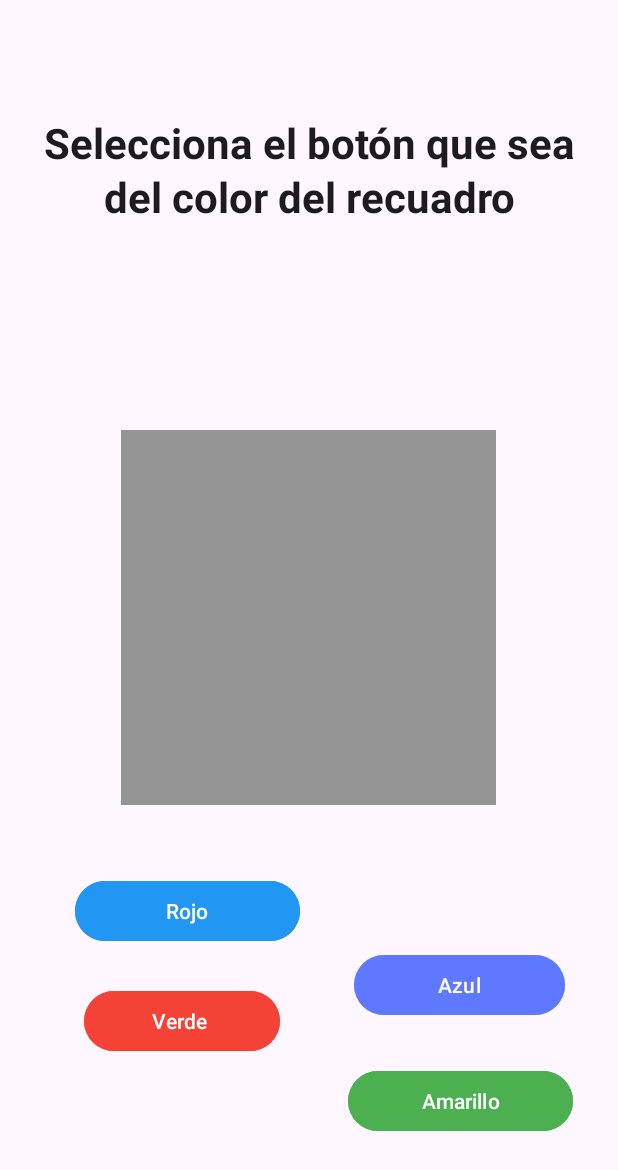
After one commit to Ange228/ExamenParcial_DispMoviles, an Android app: the fragment GameFragment placed in its activity, on a phone screen of 412 x 824 dp. The commit adds this screen. Shown: the top 1170 px of the screen. Run offline under Robolectric (Android 15) with nearby library versions, the phone set to English and light mode, and no system bars.

Commit message:
agregando funcionalidad de gameframe

```diff
--- a/app/build.gradle.kts
+++ b/app/build.gradle.kts
@@ -42,6 +42,8 @@ dependencies {
     implementation(libs.material)
     implementation(libs.androidx.activity)
     implementation(libs.androidx.constraintlayout)
+    implementation(libs.androidx.navigation.fragment.ktx)
+    implementation(libs.androidx.navigation.ui.ktx)
     testImplementation(libs.junit)
     androidTestImplementation(libs.androidx.junit)
     androidTestImplementation(libs.androidx.espresso.core)
--- /dev/null
+++ b/app/src/main/java/com/example/juego_colores/GameFragment.kt
@@ -0,0 +1,40 @@
+package com.example.juego_colores
+
+import androidx.fragment.app.Fragment
+import android.os.Bundle
+import android.view.LayoutInflater
+import android.view.View
+import android.view.ViewGroup
+import com.google.android.material.button.MaterialButton
+import kotlin.random.Random
+import android.graphics.Color
+import kotlin.random.nextInt
+
+class GameFragment : Fragment() {
+    private lateinit var generatedColorView: View
+    private lateinit var generatedColorBtn: MaterialButton
+
+    override fun onCreateView(
+        inflater: LayoutInflater, container: ViewGroup?,
+        savedInstanceState: Bundle?
+    ): View? {
+        val view = inflater.inflate(R.layout.fragment_game, container, false)
+
+        generatedColorView = view.findViewById(R.id.generatedColorView)
+        generatedColorBtn = view.findViewById(R.id.generatedColorBtn)
+
+        generatedColorBtn.setOnClickListener {
+            generateRandomColor()
+
+        }
+        return view
+    }
+
+    private fun generateRandomColor(){
+        val color = Color.rgb(Random.nextInt(256), Random.nextInt(256), Random.nextInt(256))
+
+        generatedColorView.setBackgroundColor(color)
+
+    }
+
+}
--- a/app/src/main/java/com/example/juego_colores/MainActivity.kt
+++ b/app/src/main/java/com/example/juego_colores/MainActivity.kt
@@ -5,6 +5,7 @@ import android.view.View
 import android.view.animation.Animation
 import android.view.animation.AnimationUtils
 import androidx.appcompat.app.AppCompatActivity
+import androidx.fragment.app.commit
 import com.google.android.material.dialog.MaterialAlertDialogBuilder
 
 class MainActivity : AppCompatActivity() {
@@ -32,16 +33,32 @@ class MainActivity : AppCompatActivity() {
             val interpolator = MyBounceInterpolator(0.2, 20.0)
             myAnim.interpolator = interpolator
 
-            btnIniciar.startAnimation(myAnim)
+
+            myAnim.setAnimationListener(object : Animation.AnimationListener {
+                override fun onAnimationStart(animation: android.view.animation.Animation?) {}
+
+                override fun onAnimationEnd(animation: android.view.animation.Animation?) {
+                    // Aquí reemplazamos el fragment después de la animación
+                    dialog.dismiss()
+                    supportFragmentManager.commit {
+                        replace(R.id.fragment_container, GameFragment())
                     }
                 }
 
-    fun clicked(view: View){
+                override fun onAnimationRepeat(animation: android.view.animation.Animation?) {}
+            })
+
+            btnIniciar.startAnimation(myAnim)
+
+            }
+        }
+
+        fun clicked(view: View) {
             val buttonclicked: Button = dialogView.findViewById(R.id.btn_Iniciar)
-        buttonclicked.text="clicked"
+            buttonclicked.text = "clicked"
             val myAnim: Animation = AnimationUtils.loadAnimation(this, R.anim.bounce)
 
-        val interpolator = MyBounceInterpolator(0.2,20.0)
+            val interpolator = MyBounceInterpolator(0.2, 20.0)
             myAnim.interpolator = interpolator
 
             buttonclicked.startAnimation(myAnim)
--- /dev/null
+++ b/app/src/main/res/layout/fragment_game.xml
@@ -0,0 +1,84 @@
+<?xml version="1.0" encoding="utf-8"?>
+<RelativeLayout xmlns:android="http://schemas.android.com/apk/res/android"
+    xmlns:app="http://schemas.android.com/apk/res-auto"
+    xmlns:tools="http://schemas.android.com/tools"
+    android:layout_width="match_parent"
+    android:layout_height="match_parent"
+    android:padding="10dp"
+    tools:context=".MainActivity">
+
+    <TextView
+        style="@style/TextAppearance.Material3.HeadlineMedium"
+        android:layout_width="401dp"
+        android:layout_height="186dp"
+        android:layout_marginTop="10dp"
+        android:gravity="center"
+        android:text="Selecciona el botón que sea del color del recuadro"
+        android:textStyle="bold"
+        app:layout_constraintEnd_toEndOf="parent"
+        app:layout_constraintStart_toStartOf="parent"
+        app:layout_constraintTop_toTopOf="parent" />
+
+    <View
+        android:id="@+id/generatedColorView"
+        android:layout_width="250dp"
+        android:layout_height="250dp"
+        android:layout_centerInParent="true"
+        android:background="#959595" />
+
+    <com.google.android.material.button.MaterialButton
+        android:id="@+id/generatedColorBtn"
+        android:layout_width="150dp"
+        android:layout_height="wrap_content"
+        android:layout_below="@+id/generatedColorView"
+        android:layout_alignEnd="@+id/btnAzul"
+        android:layout_alignParentStart="true"
+        android:layout_marginStart="46dp"
+        android:layout_marginTop="120dp"
+        android:layout_marginEnd="190dp"
+        android:backgroundTint="@color/rojo"
+        android:paddingLeft="20dp"
+        android:text="Verde" />
+
+    <com.google.android.material.button.MaterialButton
+        android:id="@+id/btnAzul"
+        android:layout_width="150dp"
+        android:layout_height="wrap_content"
+        android:layout_alignParentStart="true"
+        android:layout_alignParentEnd="true"
+        android:layout_alignParentBottom="true"
+        android:layout_marginStart="226dp"
+        android:layout_marginEnd="25dp"
+        android:layout_marginRight="40dp"
+        android:layout_marginBottom="133dp"
+        android:backgroundTint="@color/rosado"
+        android:text="Azul" />
+
+
+    <com.google.android.material.button.MaterialButton
+        android:id="@+id/btnRojo"
+        android:layout_width="150dp"
+        android:layout_height="wrap_content"
+        android:layout_alignTop="@id/btnRojo"
+        android:layout_alignBottom="@+id/generatedColorBtn"
+        android:layout_alignParentStart="true"
+        android:layout_marginStart="40dp"
+        android:layout_marginBottom="73dp"
+        android:backgroundTint="@color/azul"
+        android:text="Rojo" />
+
+    <com.google.android.material.button.MaterialButton
+        android:id="@+id/btnAmarillo"
+        android:layout_width="150dp"
+        android:layout_height="wrap_content"
+        android:layout_alignBottom="@+id/btnAzul"
+        android:layout_alignParentEnd="true"
+        android:layout_marginStart="191dp"
+        android:layout_marginTop="465dp"
+        android:layout_marginEnd="20dp"
+        android:layout_marginBottom="-77dp"
+        android:backgroundTint="@color/verde"
+        android:text="Amarillo" />
+
+
+</RelativeLayout>
--- /dev/null
+++ b/app/src/main/res/navigation/nav_graph.xml
@@ -0,0 +1,6 @@
+<?xml version="1.0" encoding="utf-8"?>
+<navigation xmlns:android="http://schemas.android.com/apk/res/android"
+    xmlns:app="http://schemas.android.com/apk/res-auto"
+    android:id="@+id/nav_graph">
+
+</navigation>
--- a/app/src/main/res/values/colors.xml
+++ b/app/src/main/res/values/colors.xml
@@ -3,4 +3,10 @@
     <color name="black">#FF000000</color>
     <color name="white">#FFFFFFFF</color>
     <color name="purple_500">#9C27B0</color>
+    <color name="verde">#4CAF50</color>
+    <color name="rojo">#F44336</color>
+    <color name="azul">#2196F3</color>
+    <color name="rosado">#B85170FF</color>
+
+
 </resources>
--- a/gradle/libs.versions.toml
+++ b/gradle/libs.versions.toml
@@ -9,6 +9,8 @@ appcompat = "1.7.1"
 material = "1.13.0"
 activity = "1.11.0"
 constraintlayout = "2.2.1"
+navigationFragmentKtx = "2.9.5"
+navigationUiKtx = "2.9.5"
 
 [libraries]
 androidx-core-ktx = { group = "androidx.core", name = "core-ktx", version.ref = "coreKtx" }
@@ -19,6 +21,8 @@ androidx-appcompat = { group = "androidx.appcompat", name = "appcompat", version
 material = { group = "com.google.android.material", name = "material", version.ref = "material" }
 androidx-activity = { group = "androidx.activity", name = "activity", version.ref = "activity" }
 androidx-constraintlayout = { group = "androidx.constraintlayout", name = "constraintlayout", version.ref = "constraintlayout" }
+androidx-navigation-fragment-ktx = { group = "androidx.navigation", name = "navigation-fragment-ktx", version.ref = "navigationFragmentKtx" }
+androidx-navigation-ui-ktx = { group = "androidx.navigation", name = "navigation-ui-ktx", version.ref = "navigationUiKtx" }
 
 [plugins]
 android-application = { id = "com.android.application", version.ref = "agp" }
```
Lines whose indentation alone changed are shown as unchanged.
